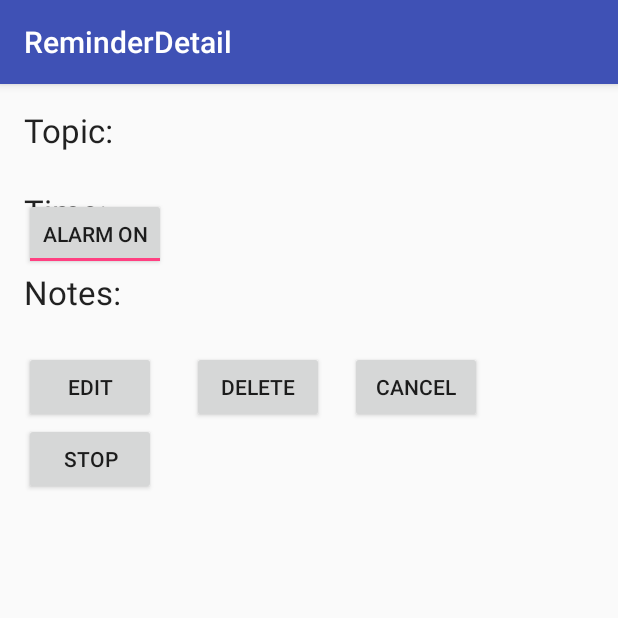
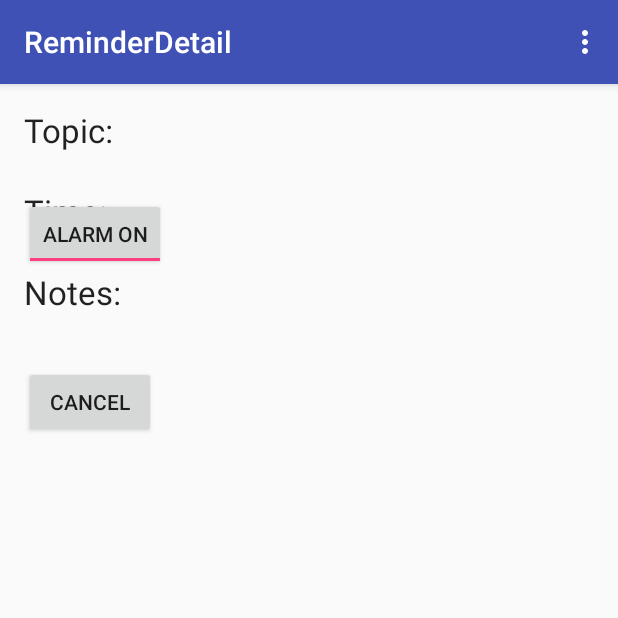
Before and after one commit to JJJJJJJJJ99/Inminder, an Android app: the ReminderDetail screen opened directly, with no data from a screen before it, on a phone screen of 412 x 824 dp, the top half of it. Run offline under Robolectric (Android 15) with nearby library versions, the phone set to English and light mode, and no system bars; 5 statements that could not run were skipped.

Commit message:
search done

```diff
--- a/app/src/main/java/edu/brandeis/jjwang95/inminder/ReminderDetail.java
+++ b/app/src/main/java/edu/brandeis/jjwang95/inminder/ReminderDetail.java
@@ -3,11 +3,17 @@ package edu.brandeis.jjwang95.inminder;
 import android.database.sqlite.SQLiteDatabase;
 import android.app.AlarmManager;
 import android.app.PendingIntent;
+import android.net.Uri;
 import android.provider.CalendarContract;
 import android.support.v7.app.AppCompatActivity;
 import android.os.Bundle;
+import android.support.v7.view.ActionMode;
 import android.util.Log;
+import android.view.Menu;
+import android.view.MenuInflater;
+import android.view.MenuItem;
 import android.view.View;
+import android.widget.EditText;
 import android.widget.TextView;
 import android.content.Intent;
 import android.widget.Button;
@@ -20,7 +26,8 @@ public class ReminderDetail extends AppCompatActivity {
     DBHelper dbHelper;
     SQLiteDatabase db;
     TextView name, notes, time;
-    Button update, delete,cancel, stop;
+    Button update, delete,cancel, search;
+    EditText keywords;
     ReminderObject curr;
     int id, request_Code, _month, _day, _hour, _minute, _year;
     Context context;
@@ -39,18 +46,18 @@ public class ReminderDetail extends AppCompatActivity {
         name = (TextView) findViewById(R.id.nameDetail);
         notes = (TextView) findViewById(R.id.noteDetail);
         time = (TextView) findViewById(R.id.timeDetail);
-        update = (Button) findViewById(R.id.re_detail_edit);
-        delete = (Button) findViewById(R.id.re_detail_delete);
         cancel = (Button) findViewById(R.id.re_detail_cancel);
         toggle = (ToggleButton) findViewById(R.id.reminder_toggleBtn);
+
 
         Intent intent = getIntent();
         Bundle b = intent.getExtras();
 
         if(b != null){
-            id = (int)b.get("id");
+            id = b.getInt("id");
         }
 
+        Log.e("check", Integer.toString(b.getInt("id")));
         curr = dbHelper.getReminder(id);
 
         name.setText(curr.getName());
@@ -114,35 +121,48 @@ public class ReminderDetail extends AppCompatActivity {
             }
         });
 
+//        search.setOnClickListener(new View.OnClickListener(){
+//            public void onClick(View v){
+//                Intent newIntent = new Intent("edu.brandeis.jjwang95.inminder.ReminderWebSearch");
+//                String key = keywords.getText().toString().trim();
+//                String webpage = "https://www.google.com/#q=";
+//                for (String s : key.split(" ")){
+//                    webpage = webpage + s + "+";
+//                }
+//                newIntent.putExtra("keyword",webpage);
+//                startActivityForResult(newIntent,request_Code);
+//                overridePendingTransition(R.anim.slide_in_right, R.anim.slide_out_left);
+//            }
+//        });
 
-        update.setOnClickListener(new View.OnClickListener(){
-            public void onClick(View v){
-                Intent newIntent = new Intent("edu.brandeis.jjwang95.inminder.EditReminder");
-                newIntent.putExtra("name",curr.getName());
-                newIntent.putExtra("notes", curr.getNote());
-                newIntent.putExtra("time", curr.getTime());
-                newIntent.putExtra("id", id);
-                startActivityForResult(newIntent,request_Code);
-                overridePendingTransition(R.anim.slide_in_right, R.anim.slide_out_left);
-            }
-        });
-
-        delete.setOnClickListener(new View.OnClickListener(){
-            public void onClick(View v) {
-                dbHelper.deleteReminder((long) id);
-                Intent myIntent = new Intent(Reminder.getInstance(), Alarm_Receiver.class);
-                myIntent.putExtra("extra", "cancel");
-                myIntent.putExtra("id", id);
-                PendingIntent pending_intent = PendingIntent.getBroadcast(Reminder.getInstance(), id, myIntent, PendingIntent.FLAG_UPDATE_CURRENT);
-                sendBroadcast(myIntent);
-
-                alarmManager.cancel(pending_intent);
-                Intent data = new Intent();
-                setResult(RESULT_OK,data);
-                finish();
-                overridePendingTransition(R.anim.silde_in_left, R.anim.slide_out_right);
-            }
-        });
+//        update.setOnClickListener(new View.OnClickListener(){
+//            public void onClick(View v){
+//                Intent newIntent = new Intent("edu.brandeis.jjwang95.inminder.EditReminder");
+//                newIntent.putExtra("name",curr.getName());
+//                newIntent.putExtra("notes", curr.getNote());
+//                newIntent.putExtra("time", curr.getTime());
+//                newIntent.putExtra("id", id);
+//                startActivityForResult(newIntent,request_Code);
+//                overridePendingTransition(R.anim.slide_in_right, R.anim.slide_out_left);
+//            }
+//        });
+//
+//        delete.setOnClickListener(new View.OnClickListener(){
+//            public void onClick(View v) {
+//                dbHelper.deleteReminder((long) id);
+//                Intent myIntent = new Intent(Reminder.getInstance(), Alarm_Receiver.class);
+//                myIntent.putExtra("extra", "cancel");
+//                myIntent.putExtra("id", id);
+//                PendingIntent pending_intent = PendingIntent.getBroadcast(Reminder.getInstance(), id, myIntent, PendingIntent.FLAG_UPDATE_CURRENT);
+//                sendBroadcast(myIntent);
+//
+//                alarmManager.cancel(pending_intent);
+//                Intent data = new Intent();
+//                setResult(RESULT_OK,data);
+//                finish();
+//                overridePendingTransition(R.anim.silde_in_left, R.anim.slide_out_right);
+//            }
+//        });
 
         cancel.setOnClickListener(new View.OnClickListener(){
             public void onClick(View v){
@@ -160,6 +180,47 @@ public class ReminderDetail extends AppCompatActivity {
 //        });
     }
 
+    public boolean onCreateOptionsMenu(Menu menu){
+        MenuInflater myInflater = getMenuInflater();
+        myInflater.inflate(R.menu.reminder_menu,menu);
+        return true;
+    }
+
+    public boolean onOptionsItemSelected(MenuItem item) {
+        if (item.getItemId() == R.id.reminder_menu_search) {
+            Intent newIntent = new Intent("edu.brandeis.jjwang95.inminder.ReminderWebSearch");
+            startActivity(newIntent);
+            overridePendingTransition(R.anim.slide_in_right, R.anim.slide_out_left);
+            return true;
+        } else if (item.getItemId() == R.id.reminder_menu_update) {
+            curr = dbHelper.getReminder(id);
+            Intent newIntent = new Intent("edu.brandeis.jjwang95.inminder.EditReminder");
+            newIntent.putExtra("name", curr.getName());
+            newIntent.putExtra("notes", curr.getNote());
+            newIntent.putExtra("time", curr.getTime());
+            newIntent.putExtra("id", id);
+            startActivityForResult(newIntent, request_Code);
+            overridePendingTransition(R.anim.slide_in_right, R.anim.slide_out_left);
+            return true;
+        } else if (item.getItemId() == R.id.reminder_menu_delete){
+            dbHelper.deleteReminder((long) id);
+            Intent myIntent = new Intent(Reminder.getInstance(), Alarm_Receiver.class);
+            myIntent.putExtra("extra", "cancel");
+            myIntent.putExtra("id", id);
+            PendingIntent pending_intent = PendingIntent.getBroadcast(Reminder.getInstance(), id, myIntent, PendingIntent.FLAG_UPDATE_CURRENT);
+            sendBroadcast(myIntent);
+
+            ((AlarmManager) getSystemService(ALARM_SERVICE)).cancel(pending_intent);
+            Intent data = new Intent();
+            setResult(RESULT_OK,data);
+            finish();
+            overridePendingTransition(R.anim.silde_in_left, R.anim.slide_out_right);
+            return true;
+        }else{
+            return super.onOptionsItemSelected(item);
+        }
+    }
+
     public void onActivityResult(int requestCode, int resultCode, Intent data){
         if (requestCode == request_Code){
             if (resultCode == RESULT_OK) {
@@ -173,4 +234,6 @@ public class ReminderDetail extends AppCompatActivity {
             }
         }
     }
+
+
 }
--- a/app/src/main/java/edu/brandeis/jjwang95/inminder/RingTonePlayingService.java
+++ b/app/src/main/java/edu/brandeis/jjwang95/inminder/RingTonePlayingService.java
@@ -30,7 +30,8 @@ public class RingTonePlayingService extends Service {
     @TargetApi(Build.VERSION_CODES.JELLY_BEAN)
     public int onStartCommand(Intent intent, int flags, int startId){
         NotificationManager notify_manager = (NotificationManager) getSystemService(NOTIFICATION_SERVICE);
-        Intent intent_to_reminder = new Intent(this.getApplicationContext(), Reminder.class);
+        Intent intent_to_reminder = new Intent(RingTonePlayingService.this, Reminder.class);
+//        intent_to_reminder.putExtras(intent.getExtras());
         PendingIntent pIntent = PendingIntent.getActivity(this, 0, intent_to_reminder, 0);
 
 
--- a/app/src/main/res/layout/activity_reminder_detail.xml
+++ b/app/src/main/res/layout/activity_reminder_detail.xml
@@ -70,47 +70,6 @@
         android:layout_alignParentLeft="true"
         android:layout_alignParentStart="true" />
 
-    <Button
-        android:layout_width="wrap_content"
-        android:layout_height="wrap_content"
-        android:text="@string/updateBtn"
-        android:id="@+id/re_detail_edit"
-        android:layout_below="@+id/noteDetail"
-        android:layout_alignParentLeft="true"
-        android:layout_alignParentStart="true" />
-
-    <Button
-        android:layout_width="wrap_content"
-        android:layout_height="wrap_content"
-        android:text="@string/deleteBtn"
-        android:id="@+id/re_detail_delete"
-        android:layout_marginLeft="24dp"
-        android:layout_marginStart="24dp"
-        android:layout_alignBaseline="@+id/re_detail_edit"
-        android:layout_alignBottom="@+id/re_detail_edit"
-        android:layout_toRightOf="@+id/re_detail_edit"
-        android:layout_toEndOf="@+id/re_detail_edit" />
-
-    <Button
-        android:text="@string/cancel"
-        android:layout_width="wrap_content"
-        android:layout_height="wrap_content"
-        android:layout_alignTop="@+id/re_detail_delete"
-        android:layout_toRightOf="@+id/re_detail_delete"
-        android:layout_toEndOf="@+id/re_detail_delete"
-        android:layout_marginLeft="17dp"
-        android:layout_marginStart="17dp"
-        android:id="@+id/re_detail_cancel" />
-
-    <Button
-        android:layout_width="wrap_content"
-        android:layout_height="wrap_content"
-        android:text="@string/stopAlarm"
-        android:id="@+id/re_stopAlarm"
-        android:layout_below="@+id/re_detail_edit"
-        android:layout_alignParentLeft="true"
-        android:layout_alignParentStart="true" />
-
     <ToggleButton
         android:layout_width="wrap_content"
         android:layout_height="wrap_content"
@@ -122,4 +81,33 @@
         android:layout_toRightOf="@id/timeDetail"
         android:layout_toEndOf="@id/timeDetail"/>
 
+    <Button
+        android:text="@string/cancel"
+        android:layout_width="wrap_content"
+        android:layout_height="wrap_content"
+        android:id="@+id/re_detail_cancel"
+        android:layout_marginTop="10dp"
+        android:layout_below="@+id/noteDetail"
+        android:layout_alignParentLeft="true"
+        android:layout_alignParentStart="true" />
+
+    <!--<EditText-->
+        <!--android:layout_width="wrap_content"-->
+        <!--android:layout_height="wrap_content"-->
+        <!--android:ems="20"-->
+        <!--android:id="@+id/reminder_search_text"-->
+        <!--android:layout_below="@+id/re_stopAlarm"-->
+        <!--android:hint="Search on Google"-->
+        <!--android:layout_alignParentLeft="true"-->
+        <!--android:layout_alignParentStart="true" />-->
+
+    <!--<Button-->
+        <!--android:layout_width="wrap_content"-->
+        <!--android:layout_height="wrap_content"-->
+        <!--android:text="Go!"-->
+        <!--android:id="@+id/re_searchBtn"-->
+        <!--android:layout_below="@+id/reminder_search_text"-->
+        <!--android:layout_alignParentLeft="true"-->
+        <!--android:layout_alignParentStart="true" />-->
+
 </RelativeLayout>
--- /dev/null
+++ b/app/src/main/res/menu/reminder_menu.xml
@@ -0,0 +1,15 @@
+<?xml version="1.0" encoding="utf-8"?>
+<menu xmlns:android="http://schemas.android.com/apk/res/android">
+    <item
+        android:id="@+id/reminder_menu_update"
+        android:title="Update"/>
+
+    <item
+        android:id="@+id/reminder_menu_search"
+        android:title="Search on Google"/>
+
+    <item
+        android:id="@+id/reminder_menu_delete"
+        android:title="Delete"/>
+
+</menu>
```
Also changed, not shown: app/src/main/AndroidManifest.xml (+20 -9 lines), app/src/main/java/edu/brandeis/jjwang95/inminder/ReminderWebSearch.java (added, +37 -0 lines), app/src/main/res/layout/activity_reminder_web_search.xml (added, +17 -0 lines), 99 other files.
